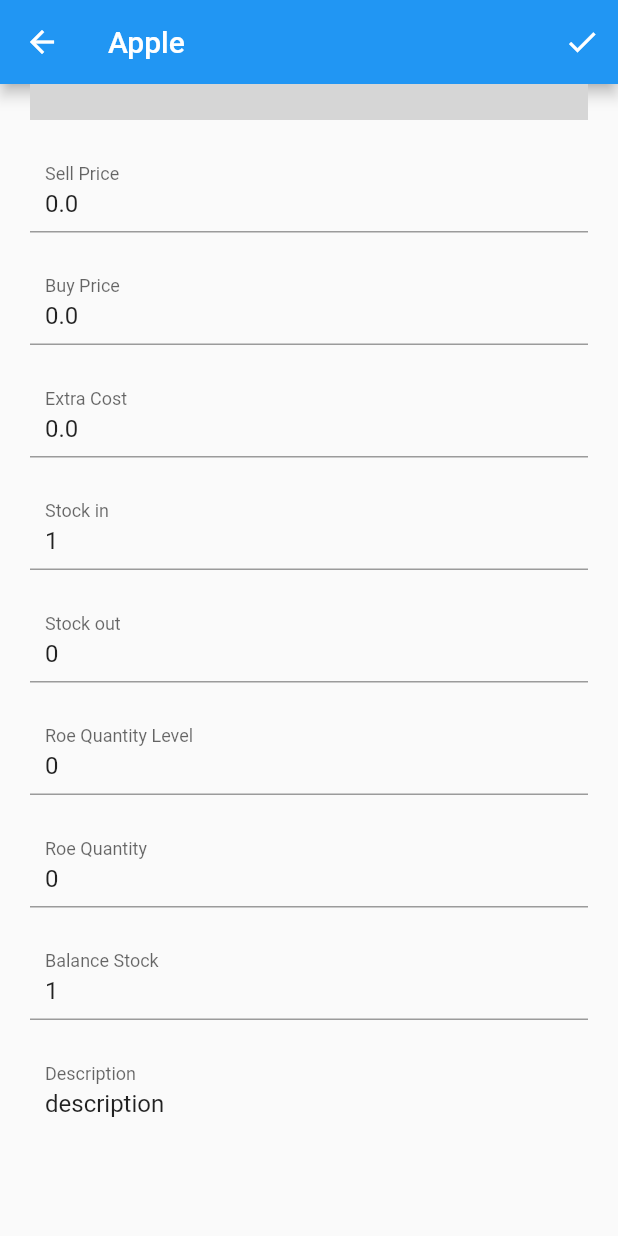
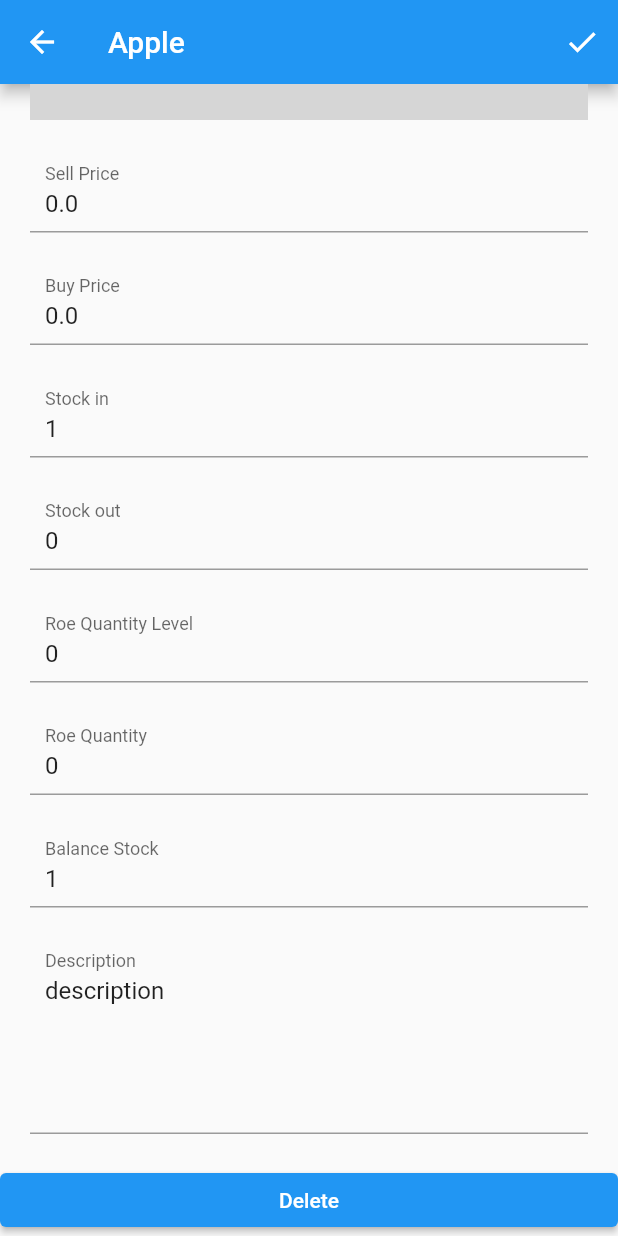
Before and after one commit to ming0520/polishop-app, a Flutter app: the ItemScreen screen opened directly with empty values, scrolled down 115 dp, on a phone screen of 412 x 824 dp. Run offline on Flutter 3.47's test engine with Material 2 defaults, Android fonts, the light colour scheme and no system bars; our stand-ins replace syncfusion_flutter_datagrid; missing offline and left inert: search_choices; network calls fail; grey boxes are pictures that could not be loaded.

Commit message:
Disable Extra Cost

```diff
--- a/lib/models/Product.dart
+++ b/lib/models/Product.dart
@@ -9,7 +9,7 @@
   String product_name;
   double sell_price;
   double buy_price;
-  double extra_cost;
+  // double extra_cost;
   int stock_in;
   int stock_out;
   int roe_quantity_level;
@@ -24,7 +24,7 @@
       this.product_name = "Apple",
       this.sell_price = 0.0,
       this.buy_price = 0.0,
-      this.extra_cost = 0.0,
+      // this.extra_cost = 0.0,
       this.stock_in = 1,
       this.stock_out = 0,
       this.roe_quantity_level = 0,
@@ -67,7 +67,7 @@
         product_name: product["product_name"].toString(),
         sell_price: product['sell_price'].toDouble(),
         buy_price: product['buy_price'].toDouble(),
-        extra_cost: product['extra_cost'].toDouble(),
+        // extra_cost: product['extra_cost'].toDouble(),
         stock_in: int.parse(product['stock_in']),
         stock_out: int.parse(product['stock_out']),
         roe_quantity_level: int.parse(product['roe_quantity_level']),
@@ -94,7 +94,7 @@
           "product_name": this.product_name,
           "sell_price": this.sell_price,
           "buy_price": this.buy_price,
-          "extra_cost": this.extra_cost,
+          // "extra_cost": this.extra_cost,
           "stock_in": this.stock_in,
           "stock_out": this.stock_out,
           "balance_stock": this.balance_stock,
@@ -161,7 +161,7 @@
           "product_name": this.product_name,
           "sell_price": this.sell_price,
           "buy_price": this.buy_price,
-          "extra_cost": this.extra_cost,
+          // "extra_cost": this.extra_cost,
           "stock_in": this.stock_in,
           "stock_out": this.stock_out,
           "balance_stock": this.balance_stock,
@@ -215,7 +215,8 @@
   }
 
   double getProfit() {
-    return getRevenue() - getTotalCost() - extra_cost;
+    // return getRevenue() - getTotalCost() - extra_cost;
+    return getRevenue() - getTotalCost();
   }
 
   Future<List<Product>> getAllProduct() async {
--- a/lib/screen/ItemScreen.dart
+++ b/lib/screen/ItemScreen.dart
@@ -45,7 +45,7 @@
     productNameCon.text = widget.product.product_name;
     sellPriceCon.text = widget.product.sell_price.toString();
     buyPriceCon.text = widget.product.buy_price.toString();
-    extraCostCon.text = widget.product.extra_cost.toString();
+    // extraCostCon.text = widget.product.extra_cost.toString();
     stockInCon.text = widget.product.stock_in.toString();
     stockOutCon.text = widget.product.stock_out.toString();
     roeQuantityLevelCon.text = widget.product.roe_quantity.toString();
@@ -110,7 +110,7 @@
     widget.product.product_name = productNameCon.text;
     widget.product.sell_price = double.parse(sellPriceCon.text);
     widget.product.buy_price = double.parse(buyPriceCon.text);
-    widget.product.extra_cost = double.parse(extraCostCon.text);
+    // widget.product.extra_cost = double.parse(extraCostCon.text);
     widget.product.stock_in = int.parse(stockInCon.text);
     widget.product.stock_out = int.parse(stockOutCon.text);
     widget.product.roe_quantity = int.parse(roeQuantityLevelCon.text);
@@ -208,13 +208,13 @@
                 labelText: 'Buy Price',
                 inputType: TextInputType.number,
               ),
-              TextFormBuilder(
-                flexPad: kFlexPad,
-                controller: extraCostCon,
-                inputPad: kInputPad,
-                labelText: 'Extra Cost',
-                inputType: TextInputType.number,
-              ),
+              // TextFormBuilder(
+              //   flexPad: kFlexPad,
+              //   controller: extraCostCon,
+              //   inputPad: kInputPad,
+              //   labelText: 'Extra Cost',
+              //   inputType: TextInputType.number,
+              // ),
               TextFormBuilder(
                 flexPad: kFlexPad,
                 controller: stockInCon,
--- a/lib/screen/ListScreen.dart
+++ b/lib/screen/ListScreen.dart
@@ -129,7 +129,7 @@
                       buy_price: 0,
                       category_id: widget.category.id,
                       description: 'description',
-                      extra_cost: 0,
+                      // extra_cost: 0,
                       product_name: 'Apple',
                       roe_quantity: 0,
                       roe_quantity_level: 0,
--- a/lib/screen/ReportScreen.dart
+++ b/lib/screen/ReportScreen.dart
@@ -163,8 +163,8 @@
                   columnName: 'cost', value: dataGridRow.getTotalCost()),
               DataGridCell<int>(
                   columnName: 'stock in', value: dataGridRow.stock_in),
-              DataGridCell<double>(
-                  columnName: 'extra cost', value: dataGridRow.extra_cost),
+              // DataGridCell<double>(
+              //     columnName: 'extra cost', value: dataGridRow.extra_cost),
               DataGridCell<double>(
                   columnName: 'profit', value: dataGridRow.getProfit()),
               DataGridCell<int>(
```
Also changed, not shown: 1 other file.
